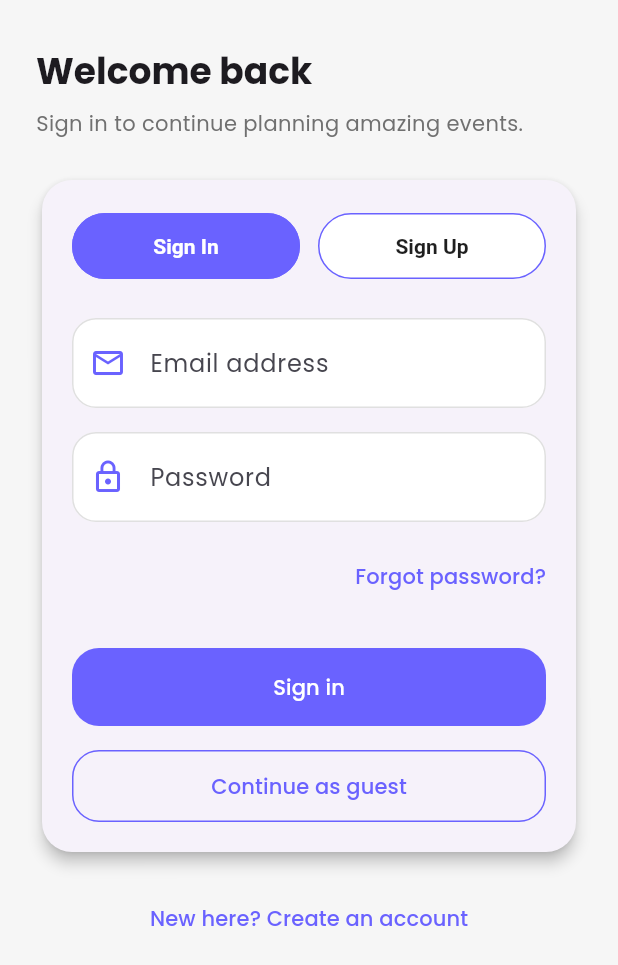
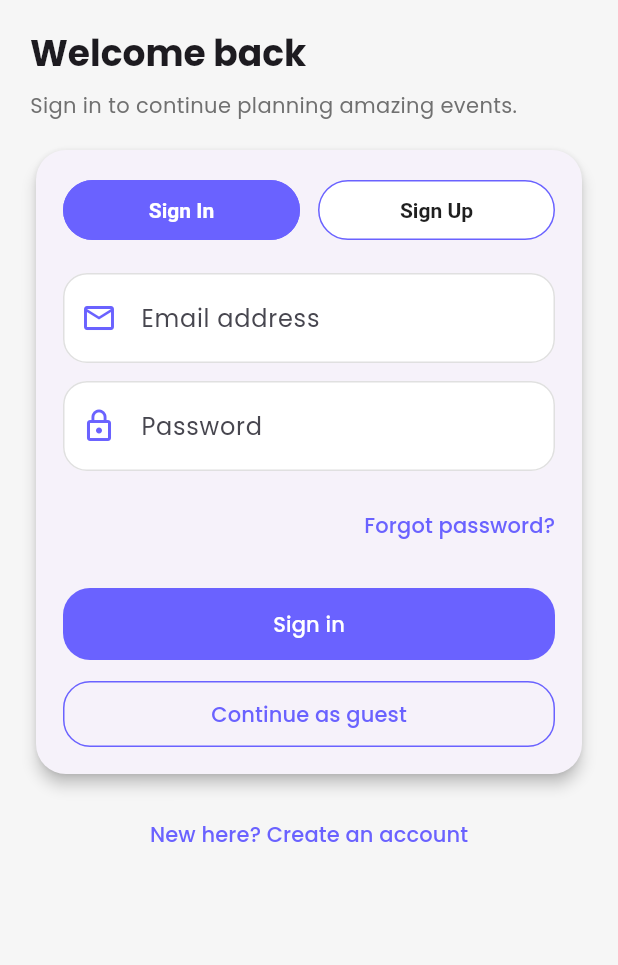
Before and after one commit to souheal/juniorproject, a Flutter app: the AuthScreen screen opened directly, on a phone screen of 412 x 824 dp. Shown: the top 965 px of the screen. Run offline on Flutter 3.47's test engine with Material 3 defaults, Android fonts, the phone set to English and light mode, and no system bars; our stand-ins replace google_fonts, image_picker.

Commit message:
last commit

```diff
--- a/lib/screens/auth_screen.dart
+++ b/lib/screens/auth_screen.dart
@@ -351,14 +351,14 @@ class _AuthScreenState extends State<AuthScreen> {
         backgroundColor: const Color(0xFFF6F6F6),
         body: SafeArea(
           child: SingleChildScrollView(
-            padding: const EdgeInsets.symmetric(horizontal: 24, vertical: 24),
+            padding: const EdgeInsets.symmetric(horizontal: 20, vertical: 16),
             child: Center(
               child: ConstrainedBox(
                 constraints: const BoxConstraints(maxWidth: 820),
                 child: Column(
                   crossAxisAlignment: CrossAxisAlignment.start,
                   children: [
-                    const SizedBox(height: 8),
+                    const SizedBox(height: 4),
                     Text(
                       _mode == AuthMode.signIn
                           ? 'Welcome back'
@@ -376,7 +376,7 @@ class _AuthScreenState extends State<AuthScreen> {
                         color: const Color(0xFF707070),
                       ),
                     ),
-                    const SizedBox(height: 24),
+                    const SizedBox(height: 16),
                     Card(
                       elevation: 4,
                       shape: RoundedRectangleBorder(
@@ -384,14 +384,14 @@ class _AuthScreenState extends State<AuthScreen> {
                       ),
                       child: Padding(
                         padding: const EdgeInsets.symmetric(
-                          horizontal: 20,
-                          vertical: 20,
+                          horizontal: 18,
+                          vertical: 16,
                         ),
                         child: Column(
                           crossAxisAlignment: CrossAxisAlignment.stretch,
                           children: [
                             _ModeToggle(mode: _mode, onChanged: _switchMode),
-                            const SizedBox(height: 24),
+                            const SizedBox(height: 18),
                             Form(
                               key: _formKey,
                               child: Column(
@@ -403,7 +403,7 @@ class _AuthScreenState extends State<AuthScreen> {
                                         GestureDetector(
                                           onTap: _showImageSourceActionSheet,
                                           child: CircleAvatar(
-                                            radius: 36,
+                                            radius: 32,
                                             backgroundColor: const Color(
                                               0xFF6A62FF,
                                             ),
@@ -421,7 +421,7 @@ class _AuthScreenState extends State<AuthScreen> {
                                                 : null,
                                           ),
                                         ),
-                                        const SizedBox(width: 16),
+                                        const SizedBox(width: 12),
                                         Expanded(
                                           child: Text(
                                             'Add a profile photo so friends can find you.',
@@ -436,7 +436,7 @@ class _AuthScreenState extends State<AuthScreen> {
                                         ),
                                       ],
                                     ),
-                                    const SizedBox(height: 20),
+                                    const SizedBox(height: 14),
                                     TextFormField(
                                       controller: _nameController,
                                       textCapitalization:
@@ -447,7 +447,7 @@ class _AuthScreenState extends State<AuthScreen> {
                                       ),
                                       validator: _validateName,
                                     ),
-                                    const SizedBox(height: 16),
+                                    const SizedBox(height: 12),
                                     TextFormField(
                                       controller: _phoneController,
                                       keyboardType: TextInputType.phone,
@@ -460,18 +460,13 @@ class _AuthScreenState extends State<AuthScreen> {
                                       ),
                                       validator: _validatePhone,
                                     ),
-                                    const SizedBox(height: 16),
-                                    Row(
-                                      children: [
-                                        Expanded(
-                                          child:
+                                    const SizedBox(height: 12),
                                     DropdownButtonFormField<String>(
                                       isExpanded: true,
                                       initialValue: _selectedCity,
                                       items: _syrianCities
                                           .map(
-                                                      (city) =>
-                                                          DropdownMenuItem(
+                                            (city) => DropdownMenuItem(
                                               value: city,
                                               child: Text(city),
                                             ),
@@ -479,29 +474,21 @@ class _AuthScreenState extends State<AuthScreen> {
                                           .toList(),
                                       decoration: _fieldDecoration(
                                         label: 'City',
-                                                  icon: Icons
-                                                      .location_city_outlined,
+                                        icon: Icons.location_city_outlined,
                                       ),
-                                                onChanged: (value) => setState(
-                                                  () => _selectedCity = value,
-                                                ),
+                                      onChanged: (value) =>
+                                          setState(() => _selectedCity = value),
                                       validator: _validateCity,
                                     ),
-                                        ),
-                                        const SizedBox(width: 16),
-                                        Expanded(
-                                          child:
+                                    const SizedBox(height: 12),
                                     DropdownButtonFormField<String>(
                                       isExpanded: true,
                                       initialValue: _selectedCategory,
                                       items: _categories
                                           .map(
-                                                      (category) =>
-                                                          DropdownMenuItem(
+                                            (category) => DropdownMenuItem(
                                               value: category,
-                                                            child: Text(
-                                                              category,
-                                                            ),
+                                              child: Text(category),
                                             ),
                                           )
                                           .toList(),
@@ -510,15 +497,11 @@ class _AuthScreenState extends State<AuthScreen> {
                                         icon: Icons.work_outline,
                                       ),
                                       onChanged: (value) => setState(
-                                                  () =>
-                                                      _selectedCategory = value,
+                                        () => _selectedCategory = value,
                                       ),
                                       validator: _validateCategory,
                                     ),
-                                        ),
-                                      ],
-                                    ),
-                                    const SizedBox(height: 16),
+                                    const SizedBox(height: 12),
                                   ],
                                   TextFormField(
                                     controller: _emailController,
@@ -530,7 +513,7 @@ class _AuthScreenState extends State<AuthScreen> {
                                     ),
                                     validator: _validateEmail,
                                   ),
-                                  const SizedBox(height: 16),
+                                  const SizedBox(height: 12),
                                   TextFormField(
                                     controller: _passwordController,
                                     obscureText: true,
@@ -544,7 +527,7 @@ class _AuthScreenState extends State<AuthScreen> {
                                     validator: _validatePassword,
                                   ),
                                   if (_mode == AuthMode.signUp) ...[
-                                    const SizedBox(height: 16),
+                                    const SizedBox(height: 12),
                                     TextFormField(
                                       controller: _confirmPasswordController,
                                       obscureText: true,
@@ -571,7 +554,7 @@ class _AuthScreenState extends State<AuthScreen> {
                                       ),
                                     ),
                                   ],
-                                  const SizedBox(height: 24),
+                                  const SizedBox(height: 18),
                                   _PrimaryButton(
                                     onPressed: _isSubmitting ? null : _submit,
                                     child: _isSubmitting
@@ -593,7 +576,7 @@ class _AuthScreenState extends State<AuthScreen> {
                                           ),
                                   ),
                                   if (_mode == AuthMode.signIn) ...[
-                                    const SizedBox(height: 16),
+                                    const SizedBox(height: 12),
                                     _SecondaryButton(
                                       onPressed: _continueAsGuest,
                                       child: const Text('Continue as guest'),
@@ -606,7 +589,7 @@ class _AuthScreenState extends State<AuthScreen> {
                         ),
                       ),
                     ),
-                    const SizedBox(height: 16),
+                    const SizedBox(height: 12),
                     Center(
                       child: TextButton(
                         onPressed: () => _switchMode(
@@ -656,7 +639,7 @@ class _ModeToggle extends StatelessWidget {
                   ? const Color(0xFF6A62FF)
                   : Colors.white,
               side: const BorderSide(color: Color(0xFF6A62FF)),
-              padding: const EdgeInsets.symmetric(vertical: 14),
+              padding: const EdgeInsets.symmetric(vertical: 12),
               textStyle: const TextStyle(fontWeight: FontWeight.w700),
             ),
             child: Text(
@@ -681,7 +664,7 @@ class _ModeToggle extends StatelessWidget {
                   ? const Color(0xFF6A62FF)
                   : Colors.white,
               side: const BorderSide(color: Color(0xFF6A62FF)),
-              padding: const EdgeInsets.symmetric(vertical: 14),
+              padding: const EdgeInsets.symmetric(vertical: 12),
               textStyle: const TextStyle(fontWeight: FontWeight.w700),
             ),
             child: Text(
@@ -712,7 +695,7 @@ class _PrimaryButton extends StatelessWidget {
       child: FilledButton(
         onPressed: onPressed,
         style: FilledButton.styleFrom(
-          padding: const EdgeInsets.symmetric(vertical: 16),
+          padding: const EdgeInsets.symmetric(vertical: 14),
           backgroundColor: const Color(0xFF6A62FF),
           shape: RoundedRectangleBorder(
             borderRadius: BorderRadius.circular(18),
@@ -737,7 +720,7 @@ class _SecondaryButton extends StatelessWidget {
       child: OutlinedButton(
         onPressed: onPressed,
         style: OutlinedButton.styleFrom(
-          padding: const EdgeInsets.symmetric(vertical: 14),
+          padding: const EdgeInsets.symmetric(vertical: 12),
           foregroundColor: const Color(0xFF6A62FF),
           side: const BorderSide(color: Color(0xFF6A62FF)),
           shape: RoundedRectangleBorder(
```
Lines whose indentation alone changed are shown as unchanged.
